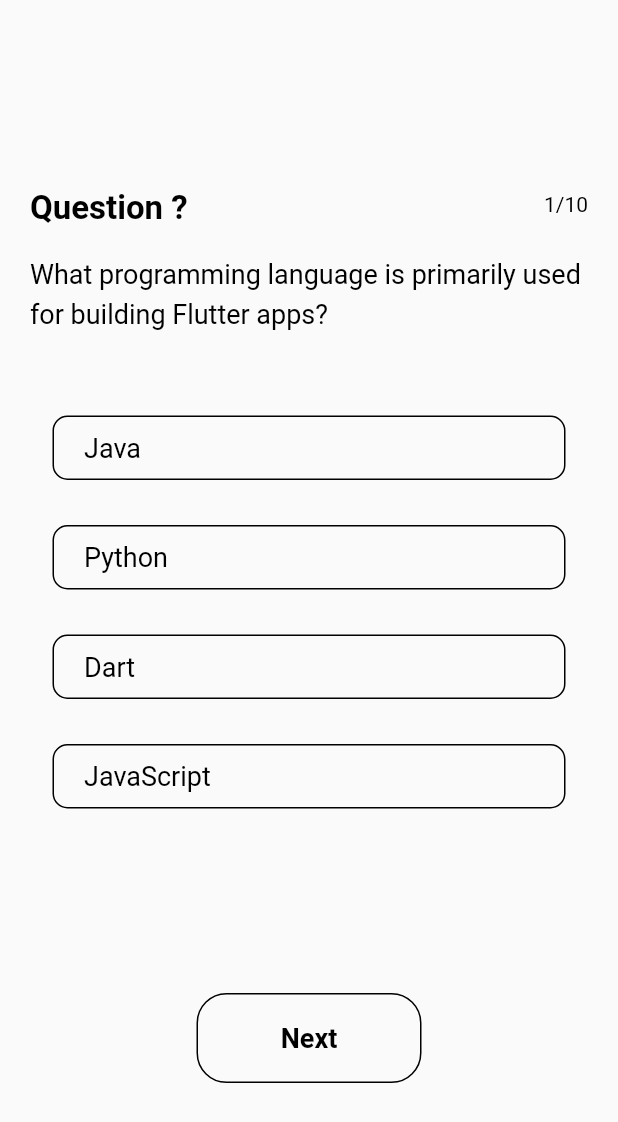
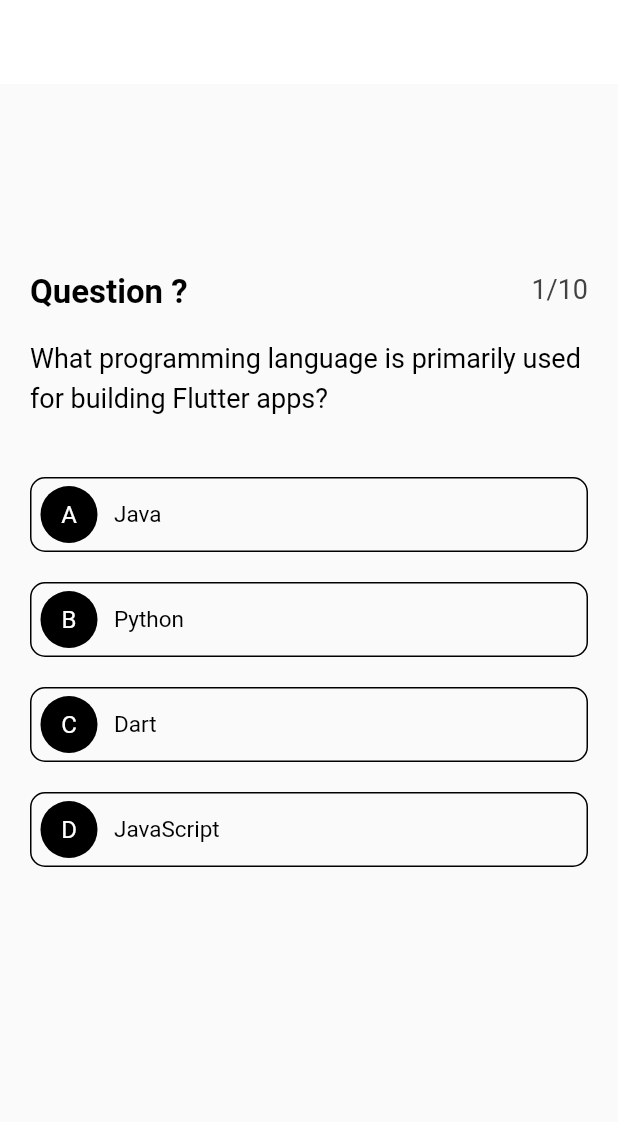
Before and after one commit to Muneef-Nk/flutter_quiz_app, a Flutter app: the screen it shows after launch, on a phone screen of 412 x 824 dp. Shown: the top 1122 px of the screen. Run offline on Flutter 3.47's test engine with Material 2 defaults, Android fonts, the phone set to English and light mode, and no system bars; our stand-ins replace percent_indicator.

```diff
--- a/lib/view/home/home_screen.dart
+++ b/lib/view/home/home_screen.dart
@@ -10,17 +10,30 @@ class HomePage extends StatefulWidget {
 }
 
 class _HomePageState extends State<HomePage> {
-  int? ans;
-  int? value;
-  int Quescount = 0;
-  int QuesNo = 0;
-  int rAns = 0;
 
   List letter=["A", "B", "C", "D"];
+
+  int qNo=0;
+  int? selectedIndex;
+  int ans =0;
+  bool isSelected=false;
 
   @override
   Widget build(BuildContext context) {
     return Scaffold(
+      appBar: AppBar(
+        backgroundColor: Colors.white,
+        elevation: 0,
+        leading: GestureDetector(
+            onTap: (){
+              setState(() {
+                if (qNo>0) {
+                  qNo--;
+                }
+              });
+            },
+            child:qNo>0? Icon(Icons.arrow_back, color: Colors.black,):Text("")),
+      ),
       body: Container(
         height: double.infinity,
         width: double.infinity,
@@ -42,16 +55,17 @@ class _HomePageState extends State<HomePage> {
                         color: Colors.black),
                     textAlign: TextAlign.left,
                   ),
-                  Text(
-                    "${QuesNo + 1}/10",
-                    style: TextStyle(color: Colors.black),
-                  )
+                  Text("${qNo+1}/10", style: TextStyle(
+                    fontSize: 18,
+                    color: Colors.grey[800]
+                  ),)
+
                 ],
               ),
               SizedBox(height: 15),
               Center(
-                child: Text(
-                  DataBase.quizData[QuesNo]['question'],
+                child: Text(DataBase.quizData[qNo]["question"],
+                  // DataBase.quizData[QuesNo]['question'],
                   style: TextStyle(
                       fontSize: 18,
                       height: 1.5,
@@ -62,97 +76,89 @@ class _HomePageState extends State<HomePage> {
               SizedBox(
                 height: 40,
               ),
+
               SizedBox(
-                height: 400,
+                height: 300,
                 child: ListView.builder(
+                  physics: NeverScrollableScrollPhysics(),
+                  shrinkWrap: true,
                   itemCount: 4,
-                  itemBuilder: (context, index) => Padding(
-                    padding: const EdgeInsets.all(15),
-                    child: InkWell(
-                      onTap: () {
+                    itemBuilder: (context, index){
+                    return GestureDetector(
+                      onTap: (){
                         setState(() {
-                          value = index;
-                          value == DataBase.quizData[QuesNo]['answer']
-                              ? rAns++
-                              : print(value);
+                          selectedIndex=index;
+                          isSelected =true;
+                          selectedIndex== DataBase.quizData[qNo]['answer'] ?ans++:null;
                         });
                       },
-                      child: Container(
-                        padding: EdgeInsets.only(
-                            left: 20, top: 10, bottom: 10, right: 15),
+                      child:Container(
+                        margin: EdgeInsets.only(bottom: 20),
+                        width: 200,
+                        height: 50,
                         decoration: BoxDecoration(
-                            borderRadius: BorderRadius.circular(10),
-                            border:
-                            Border.all(color: Colors.black),
-                            color: value == index
-                                ? value ==
-                                DataBase.quizData[QuesNo]['answer']
-                                ? Colors.green
-                                : Colors.red
-                                : Colors.transparent
-                          // Changed the comparison
+                          color: selectedIndex==index ? DataBase.quizData[qNo]['answer'] == selectedIndex? Colors.green:Colors.red:Colors.transparent,
+                          borderRadius: BorderRadius.circular(10),
+                          border: Border.all()
                         ),
-                        width: double.infinity,
                         child: Row(
-                          mainAxisAlignment: MainAxisAlignment.spaceBetween,
                           children: [
-
-                            SizedBox(
-                              width:
-                              MediaQuery.of(context).size.width * .50,
-                              child: Text(
-                                DataBase.quizData[QuesNo]['options'][index],
-                                style: TextStyle(
-                                    fontSize: 18,
-                                    color: value == index
-                                        ? Colors.white
-                                        : Colors.black
-                                        ),
+                            Padding(
+                              padding: const EdgeInsets.all(5),
+                              child: CircleAvatar(
+                                radius: 20,
+                                backgroundColor: Colors.black,
+                                child: Text(letter[index], style: TextStyle(color: Colors.white),),
                               ),
                             ),
-
+                            SizedBox(width: 5,),
+                            SizedBox(
+                                width: 250,
+                                child: Text(DataBase.quizData[qNo]["options"][index], style: TextStyle(fontSize: 15,color: selectedIndex==index ? DataBase.quizData[qNo]['answer'] == selectedIndex? Colors.white:Colors.white:Colors.black ),textAlign: TextAlign.left, )
+                            ),
+                            Visibility(
+                              visible:selectedIndex==index ? DataBase.quizData[qNo]['answer'] == selectedIndex? true:true:false,
+                              child: CircleAvatar(
+                                radius: 20,
+                                backgroundColor:Colors.white,
+                                child:selectedIndex==index ? DataBase.quizData[qNo]['answer'] == selectedIndex? Icon(Icons.check, color: Colors.black,):Icon(Icons.close, color: Colors.black,):null),
+                            )
                           ],
                         ),
                       ),
+                    );
+                    }
+                ),
+              ),
+              SizedBox(height: 30,),
+              GestureDetector(
+                onTap: (){
+                  setState(() {
+                      selectedIndex=5;
+                      if(DataBase.quizData.length-1>qNo){
+                        qNo++;
+                      }else{
+                        Navigator.of(context).pushReplacement(MaterialPageRoute(builder: (context)=>Score(ans: ans,)));
+                      }
+                  });
+
+
+
+                },
+                child:Visibility(
+                  visible: selectedIndex == 0 || selectedIndex ==1 || selectedIndex==2|| selectedIndex==3?true:false,
+                  child: Container(
+                    width: 150,
+                    height: 50,
+                    decoration: BoxDecoration(
+                      borderRadius: BorderRadius.circular(10),
+                      color: Colors.black
                     ),
+                    child: Center(child: Text("Next", style: TextStyle(color: Colors.white, fontSize: 20),)),
                   ),
                 ),
-              ),
-              InkWell(
-                onTap: () {
-                  setState(() {
-                    QuesNo++;
-                    value = 5;
-                    Quescount++;
+              )
 
-                    Quescount > 9
-                        ? Navigator.pushReplacement(
-                        context,
-                        MaterialPageRoute(
-                          builder: (context) => Score(ans: rAns),
-                        ))
-                        : SizedBox();
-                  });
-                },
-                child: Container(
-                  decoration: BoxDecoration(
-                    borderRadius: BorderRadius.circular(20),
-                    border: Border.all()
-                  ),
-                  width: 150,
-                  child: Center(
-                    child: Text(
-                      "Next",
-                      style: TextStyle(
-                        color: Colors.black,
-                        fontWeight: FontWeight.bold,
-                        fontSize: 18,
-                      ),
-                    ),
-                  ),
-                  height: 60,
-                ),
-              ),
             ],
           ),
         ),
--- a/pubspec.yaml
+++ b/pubspec.yaml
@@ -35,6 +35,7 @@ dependencies:
   # The following adds the Cupertino Icons font to your application.
   # Use with the CupertinoIcons class for iOS style icons.
   cupertino_icons: ^1.0.2
+  percent_indicator: ^4.2.3
 
 dev_dependencies:
   flutter_test:
```
Also changed, not shown: lib/utils/database/database.dart (+19 -19 lines), lib/view/score/score_screen.dart (+14 -3 lines), pubspec.lock, 1 other file.
